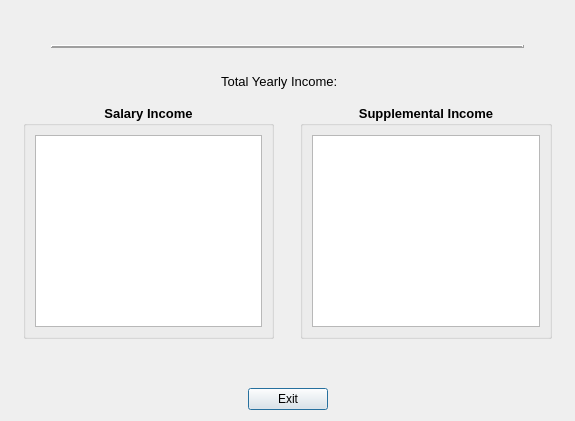
First picture: the form in CashFlowManager/yearlyincomesummarydialog.ui, repository epw7856/CashFlowManager, before the edit.
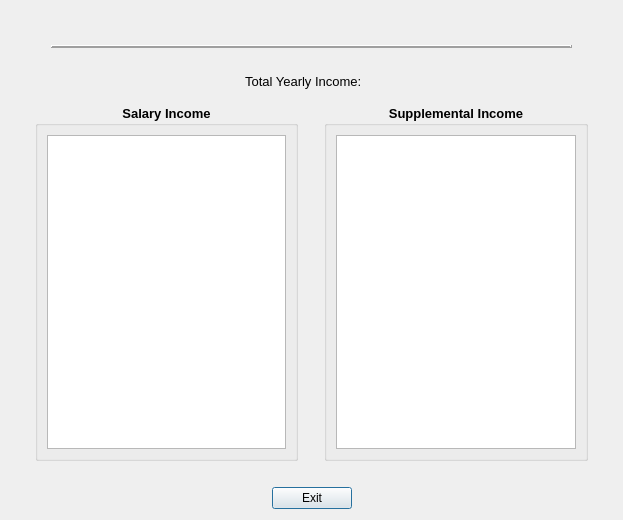
Second picture: the form after the edit.

Commit message: Updated the table size formatting for the yearly budget and income summary dialogs.

```diff
--- a/CashFlowManager/yearlyincomesummarydialog.ui
+++ b/CashFlowManager/yearlyincomesummarydialog.ui
@@ -9,8 +9,8 @@
    <rect>
     <x>0</x>
     <y>0</y>
-    <width>575</width>
-    <height>421</height>
+    <width>623</width>
+    <height>520</height>
    </rect>
   </property>
   <property name="font">
@@ -234,7 +234,7 @@
        <item>
         <widget class="QGroupBox" name="groupBox">
          <property name="sizePolicy">
-          <sizepolicy hsizetype="Preferred" vsizetype="Fixed">
+          <sizepolicy hsizetype="Expanding" vsizetype="Expanding">
            <horstretch>0</horstretch>
            <verstretch>0</verstretch>
           </sizepolicy>
@@ -253,7 +253,7 @@
          <property name="alignment">
           <set>Qt::AlignHCenter|Qt::AlignTop</set>
          </property>
-         <layout class="QVBoxLayout" name="verticalLayout_2">
+         <layout class="QHBoxLayout" name="horizontalLayout_6">
           <item>
            <widget class="QTableView" name="tableViewSalarySummary">
             <property name="font">
@@ -281,19 +281,6 @@
          </layout>
         </widget>
        </item>
-       <item>
-        <spacer name="verticalSpacer_4">
-         <property name="orientation">
-          <enum>Qt::Vertical</enum>
-         </property>
-         <property name="sizeHint" stdset="0">
-          <size>
-           <width>20</width>
-           <height>40</height>
-          </size>
-         </property>
-        </spacer>
-       </item>
       </layout>
      </item>
      <item>
@@ -317,7 +304,7 @@
        <item>
         <widget class="QGroupBox" name="groupBox_2">
          <property name="sizePolicy">
-          <sizepolicy hsizetype="Preferred" vsizetype="Fixed">
+          <sizepolicy hsizetype="Expanding" vsizetype="Expanding">
            <horstretch>0</horstretch>
            <verstretch>0</verstretch>
           </sizepolicy>
@@ -336,7 +323,7 @@
          <property name="alignment">
           <set>Qt::AlignHCenter|Qt::AlignTop</set>
          </property>
-         <layout class="QVBoxLayout" name="verticalLayout_5">
+         <layout class="QHBoxLayout" name="horizontalLayout_7">
           <item>
            <widget class="QTableView" name="tableViewSupplementalSummary">
             <property name="font">
@@ -364,19 +351,6 @@
          </layout>
         </widget>
        </item>
-       <item>
-        <spacer name="verticalSpacer_3">
-         <property name="orientation">
-          <enum>Qt::Vertical</enum>
-         </property>
-         <property name="sizeHint" stdset="0">
-          <size>
-           <width>20</width>
-           <height>40</height>
-          </size>
-         </property>
-        </spacer>
-       </item>
       </layout>
      </item>
      <item>
```
Left out of the diff: 4 changed lines with no effect on the pictures. The commit also changes 3 other files.
